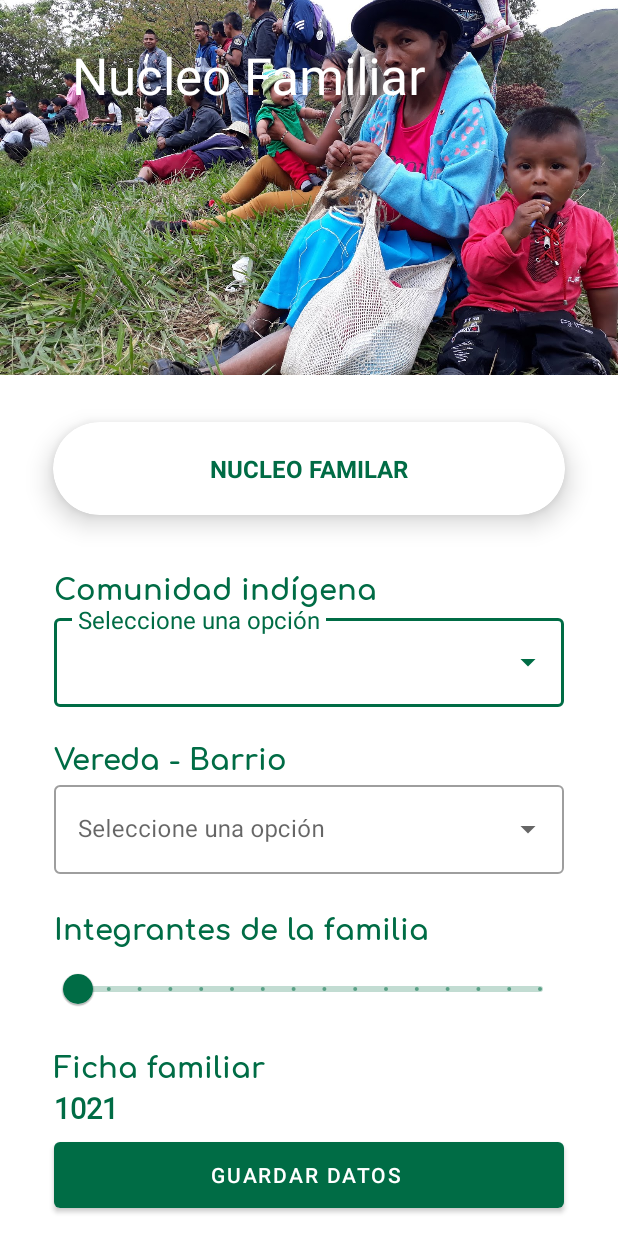
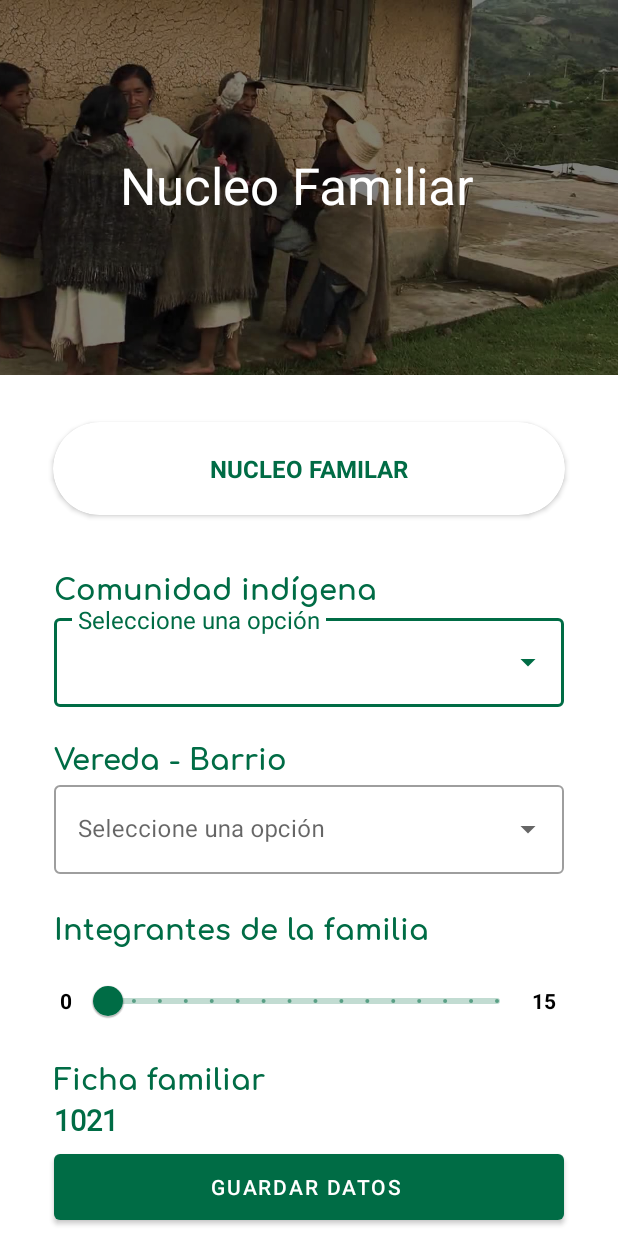
Before and after one commit to esleyder1/pdf417_colombian, an Android app: the PickDataActivity screen opened directly, with no data from a screen before it, on a phone screen of 412 x 824 dp. Run offline under Robolectric (Android 15) with nearby library versions, the phone set to English and light mode, and no system bars; libraries missing offline, so code that uses them is left out: com.kelin.translucentbar; 2 statements that could not run were skipped.

Commit message:
slider label was fixed

```diff
--- a/pdf417MobiCustomUISample/build.gradle
+++ b/pdf417MobiCustomUISample/build.gradle
@@ -33,6 +33,7 @@ dependencies {
     implementation 'androidx.constraintlayout:constraintlayout:2.1.2'
     implementation 'com.liyu.tools:sqlitetoexcel:1.0.10'
     implementation 'com.google.android.material:material:1.2.0-alpha06'
+    implementation 'com.google.android.material:material:1.6.0'
     implementation "com.itextpdf:itext7-core:7.1.10"
 
     implementation ("com.microblink:pdf417.mobi:${rootProject.ext.pdf417MobiVersion}@aar") {
--- a/pdf417MobiCustomUISample/src/main/java/dev/pdf417censo/com/PickDataActivity.java
+++ b/pdf417MobiCustomUISample/src/main/java/dev/pdf417censo/com/PickDataActivity.java
@@ -4,6 +4,7 @@ import androidx.annotation.NonNull;
 import androidx.appcompat.app.AlertDialog;
 import androidx.appcompat.app.AppCompatActivity;
 import androidx.appcompat.widget.Toolbar;
+import androidx.coordinatorlayout.widget.CoordinatorLayout;
 
 import android.app.Activity;
 import android.content.Context;
@@ -24,6 +25,7 @@ import android.widget.NumberPicker;
 import android.widget.Spinner;
 import android.widget.Toast;
 
+import com.google.android.material.appbar.AppBarLayout;
 import com.google.android.material.slider.Slider;
 import com.kelin.translucentbar.library.TranslucentBarManager;
 
@@ -40,23 +42,25 @@ public class PickDataActivity extends AppCompatActivity {
     private int numberMembersFamily = 0;
     private String wordSidewalk = "";
     private Toolbar toolbar;
+    private AppBarLayout appBarLayout;
+    private Slider sliderMembersFamily;
 
     @Override
     protected void onCreate(Bundle savedInstanceState) {
         super.onCreate(savedInstanceState);
 
 
+
         setContentView(R.layout.activity_pick_data);
         TranslucentBarManager translucentBarManager = new TranslucentBarManager(this);
         translucentBarManager.transparent(this);
 
-
-        setContentView(R.layout.activity_pick_data);
         toolbar = (Toolbar) findViewById(R.id.toolbar);
         setSupportActionBar(toolbar);
 
+        appBarLayout = findViewById(R.id.appBarLayout);
 
-        Slider sliderMembersFamily = findViewById(R.id.sliderMembersFamily);
+        sliderMembersFamily = findViewById(R.id.sliderMembersFamily);
 
         //Campo: COMUNIDAD INDÍGENA
         String[] arrayCommunity={"Misak","Nasa"};
--- a/pdf417MobiCustomUISample/src/main/res/layout/activity_pick_data.xml
+++ b/pdf417MobiCustomUISample/src/main/res/layout/activity_pick_data.xml
@@ -21,11 +21,11 @@
             android:layout_width="match_parent"
             android:layout_height="match_parent"
             app:contentScrim="?attr/colorPrimary"
-            app:expandedTitleGravity="top"
             app:expandedTitleMarginStart="48dp"
             app:expandedTitleMarginEnd="64dp"
             android:fitsSystemWindows="true"
             app:toolbarId="@id/toolbar"
+            app:expandedTitleGravity="center|center_horizontal"
             app:layout_scrollFlags="scroll|exitUntilCollapsed">
 
 
@@ -34,18 +34,19 @@
                 android:layout_width="match_parent"
                 android:layout_height="250dp"
                 android:scaleType="centerCrop"
-                android:src="@drawable/family3"
+                android:src="@drawable/family_mod"
                 app:layout_collapseMode="parallax"
                 android:fitsSystemWindows="true"
 />
+
             <com.google.android.material.appbar.MaterialToolbar
 
                 android:id="@+id/toolbar"
-                android:layout_width="match_parent"
+                android:layout_width="wrap_content"
                 android:layout_height="?attr/actionBarSize"
                 app:layout_collapseMode="pin"
-                app:title="Nucleo Familiar"
-                android:paddingStart="36dp" />
+                android:paddingStart="36dp"
+                app:title="Nucleo Familiar" />
 
         </com.google.android.material.appbar.CollapsingToolbarLayout>
 
@@ -57,7 +58,7 @@
         android:layout_height="match_parent"
         app:layout_behavior="@string/appbar_scrolling_view_behavior">
 
-        <androidx.constraintlayout.widget.ConstraintLayout xmlns:android="http://schemas.android.com/apk/res/android"
+        <androidx.constraintlayout.widget.ConstraintLayout
             android:layout_width="match_parent"
             android:layout_height="match_parent"
             tools:context=".MainActivity"
@@ -71,7 +72,7 @@
                 android:layout_marginTop="9dp"
                 app:cardBackgroundColor="@color/white"
                 app:cardCornerRadius="45dp"
-                app:cardElevation="10dp"
+                app:cardElevation="2dp"
                 app:cardMaxElevation="12dp"
                 app:cardPreventCornerOverlap="true"
                 app:cardUseCompatPadding="true"
@@ -229,25 +230,45 @@
                 app:layout_constraintStart_toStartOf="parent"
                 app:layout_constraintTop_toBottomOf="@+id/sliderMembersFamily" />
 
+
+            <TextView
+                android:id="@+id/textView"
+                android:layout_width="wrap_content"
+                android:layout_height="wrap_content"
+                android:layout_marginStart="40dp"
+                android:layout_marginTop="26dp"
+                android:text="0"
+                android:textStyle="bold"
+                android:textColor="@color/black"
+                app:layout_constraintStart_toStartOf="parent"
+                app:layout_constraintTop_toBottomOf="@+id/textView4" />
+
             <com.google.android.material.slider.Slider
                 android:id="@+id/sliderMembersFamily"
-                android:layout_width="match_parent"
-                android:layout_height="88dp"
-                android:layout_marginStart="36dp"
-                android:layout_marginTop="4dp"
-                android:layout_marginEnd="36dp"
+                android:layout_width="291dp"
+                android:layout_height="42dp"
+                android:layout_marginTop="12dp"
                 android:stepSize="1"
                 android:value="0"
                 android:valueFrom="0"
                 android:valueTo="15"
-
-                app:layout_constraintEnd_toEndOf="parent"
-                app:layout_constraintHorizontal_bias="0.739"
-                app:layout_constraintStart_toStartOf="parent"
+                app:labelBehavior="floating"
+                app:layout_constraintEnd_toStartOf="@+id/textViewEnd"
+                app:layout_constraintStart_toEndOf="@+id/textView"
                 app:layout_constraintTop_toBottomOf="@+id/textView4"
                 tools:ignore="MissingConstraints" />
 
-
+            <TextView
+                android:id="@+id/textViewEnd"
+                android:layout_width="21dp"
+                android:layout_height="20dp"
+                android:layout_marginTop="26dp"
+                android:layout_marginEnd="36dp"
+                android:text="15"
+                android:textStyle="bold"
+                android:textColor="@color/black"
+                app:layout_constraintEnd_toEndOf="parent"
+                app:layout_constraintTop_toBottomOf="@+id/textView4" />
 
             <com.google.android.material.button.MaterialButton
                 android:id="@+id/btnSaveForm"
```
Also changed, not shown: pdf417MobiCustomUISample/src/main/res/drawable-hdpi/family_mod.png (added), 198 other files.
